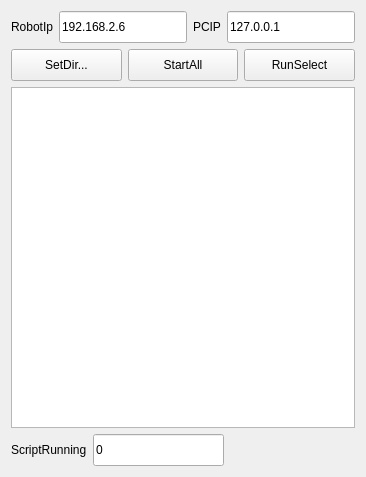
Before: the Qt Designer form app/src/MainWindowUi.ui in vipflowersun/RSScriptManager, drawn with Qt 5.
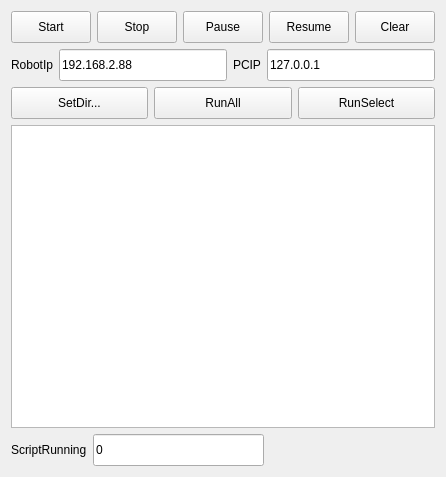
After: the same form once the commit is applied.

The edit to the form file:
```diff
--- a/app/src/MainWindowUi.ui
+++ b/app/src/MainWindowUi.ui
@@ -35,6 +35,105 @@
    <string>MainWindow</string>
   </property>
   <layout class="QVBoxLayout" name="verticalLayout">
+   <item>
+    <layout class="QHBoxLayout" name="horizontalLayout_4">
+     <item>
+      <widget class="QPushButton" name="btnStart">
+       <property name="minimumSize">
+        <size>
+         <width>0</width>
+         <height>32</height>
+        </size>
+       </property>
+       <property name="maximumSize">
+        <size>
+         <width>16777215</width>
+         <height>32</height>
+        </size>
+       </property>
+       <property name="text">
+        <string>Start</string>
+       </property>
+      </widget>
+     </item>
+     <item>
+      <widget class="QPushButton" name="btnStop">
+       <property name="minimumSize">
+        <size>
+         <width>0</width>
+         <height>32</height>
+        </size>
+       </property>
+       <property name="maximumSize">
+        <size>
+         <width>16777215</width>
+         <height>32</height>
+        </size>
+       </property>
+       <property name="text">
+        <string>Stop</string>
+       </property>
+      </widget>
+     </item>
+     <item>
+      <widget class="QPushButton" name="btnPause">
+       <property name="minimumSize">
+        <size>
+         <width>0</width>
+         <height>32</height>
+        </size>
+       </property>
+       <property name="maximumSize">
+        <size>
+         <width>16777215</width>
+         <height>32</height>
+        </size>
+       </property>
+       <property name="text">
+        <string>Pause</string>
+       </property>
+      </widget>
+     </item>
+     <item>
+      <widget class="QPushButton" name="btnResume">
+       <property name="minimumSize">
+        <size>
+         <width>0</width>
+         <height>32</height>
+        </size>
+       </property>
+       <property name="maximumSize">
+        <size>
+         <width>16777215</width>
+         <height>32</height>
+        </size>
+       </property>
+       <property name="text">
+        <string>Resume</string>
+       </property>
+      </widget>
+     </item>
+     <item>
+      <widget class="QPushButton" name="btnClear">
+       <property name="minimumSize">
+        <size>
+         <width>0</width>
+         <height>32</height>
+        </size>
+       </property>
+       <property name="maximumSize">
+        <size>
+         <width>16777215</width>
+         <height>32</height>
+        </size>
+       </property>
+       <property name="text">
+        <string>Clear</string>
+       </property>
+      </widget>
+     </item>
+    </layout>
+   </item>
    <item>
     <layout class="QHBoxLayout" name="horizontalLayout_2">
      <item>
@@ -59,7 +158,7 @@
         </size>
        </property>
        <property name="text">
-        <string>192.168.2.6</string>
+        <string>192.168.2.88</string>
        </property>
       </widget>
      </item>
@@ -127,7 +226,7 @@
         </size>
        </property>
        <property name="text">
-        <string>StartAll</string>
+        <string>RunAll</string>
        </property>
       </widget>
      </item>
@@ -181,6 +280,9 @@
        <property name="text">
         <string>0</string>
        </property>
+       <property name="readOnly">
+        <bool>true</bool>
+       </property>
       </widget>
      </item>
      <item>
```
